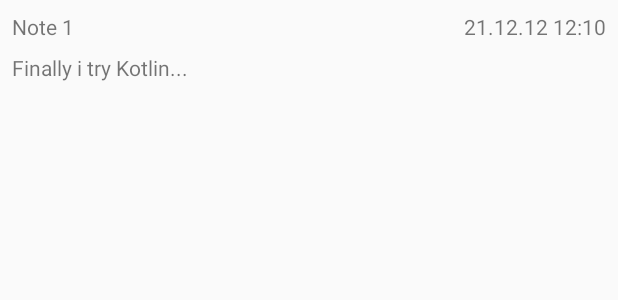
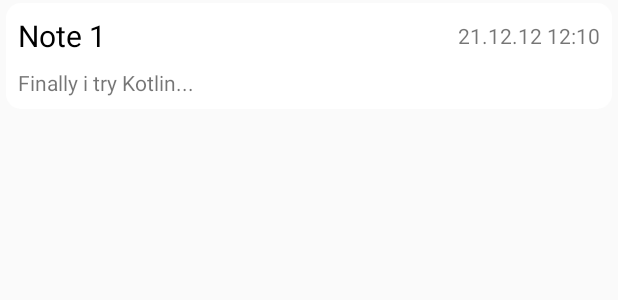
Before and after one commit to DEcSENT/Notepad, an Android app: the layout item_note.xml on its own in the app's theme, with its tools: preview values and no code run, on a phone screen of 412 x 824 dp. Shown: the top 300 px of the screen. Run offline under Robolectric (Android 15) with nearby library versions, the phone set to English and light mode, and no system bars.

Commit message:
Updated note item.

```diff
--- /dev/null
+++ b/app/src/main/res/drawable/bg_item_note.xml
@@ -0,0 +1,4 @@
+<shape xmlns:android="http://schemas.android.com/apk/res/android">
+    <solid android:color="#ffffff"/>
+    <corners android:radius="10.0dp" />
+</shape>
--- a/app/src/main/res/layout/item_note.xml
+++ b/app/src/main/res/layout/item_note.xml
@@ -3,10 +3,16 @@
     xmlns:app="http://schemas.android.com/apk/res-auto"
     xmlns:tools="http://schemas.android.com/tools"
     android:layout_width="match_parent"
-    android:layout_height="wrap_content">
+    android:layout_height="wrap_content"
+    android:layout_marginBottom="2dp"
+    android:layout_marginEnd="4dp"
+    android:layout_marginStart="4dp"
+    android:layout_marginTop="2dp"
+    android:background="@drawable/bg_item_note">
 
     <TextView
         android:id="@+id/tv_note_name"
+        style="@style/item_note_header_style"
         android:layout_width="wrap_content"
         android:layout_height="wrap_content"
         android:layout_marginStart="8dp"
@@ -31,10 +37,12 @@
         android:id="@+id/tv_note_updated_time"
         android:layout_width="wrap_content"
         android:layout_height="wrap_content"
+        android:layout_marginBottom="8dp"
         android:layout_marginEnd="8dp"
         android:layout_marginTop="8dp"
+        app:layout_constraintBottom_toBottomOf="@+id/tv_note_name"
         app:layout_constraintEnd_toEndOf="parent"
-        app:layout_constraintTop_toTopOf="parent"
+        app:layout_constraintTop_toTopOf="@+id/tv_note_name"
         tools:text="21.12.12 12:10" />
 
 </android.support.constraint.ConstraintLayout>
--- a/app/src/main/res/values/styles.xml
+++ b/app/src/main/res/values/styles.xml
@@ -8,4 +8,9 @@
         <item name="colorAccent">@color/colorAccent</item>
     </style>
 
+    <style name="item_note_header_style">
+        <item name="android:textColor">@android:color/black</item>
+        <item name="android:textSize">20sp</item>
+    </style>
+
 </resources>
```
